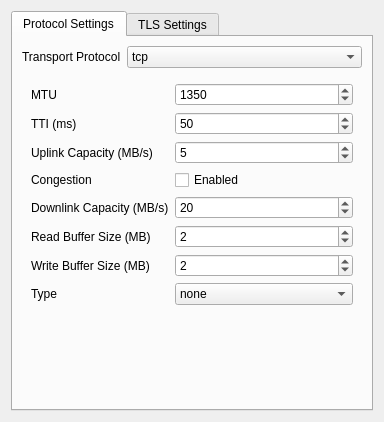
Above: ui/streamwidget.ui from Trojan-Qt5/Trojan-Qt5 before the change. Below: the same form after it.
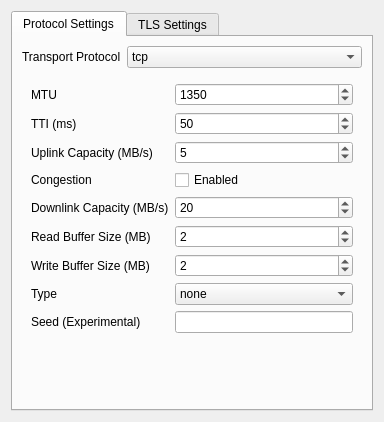
That is the form after the change. The open tabs and pages were chosen to show the change.

The edit to the form file:
```diff
--- a/ui/streamwidget.ui
+++ b/ui/streamwidget.ui
@@ -449,7 +449,7 @@
              </item>
             </widget>
            </item>
-           <item row="8" column="0" colspan="2">
+           <item row="9" column="0" colspan="2">
             <spacer name="verticalSpacer">
              <property name="orientation">
               <enum>Qt::Vertical</enum>
@@ -462,6 +462,16 @@
              </property>
             </spacer>
            </item>
+           <item row="8" column="0">
+            <widget class="QLabel" name="label_14">
+             <property name="text">
+              <string>Seed (Experimental)</string>
+             </property>
+            </widget>
+           </item>
+           <item row="8" column="1">
+            <widget class="QLineEdit" name="seedTxt"/>
+           </item>
           </layout>
          </widget>
          <widget class="QWidget" name="quicStackPage">
```
Left out of the diff: 46 changed lines with no effect on the pictures.
